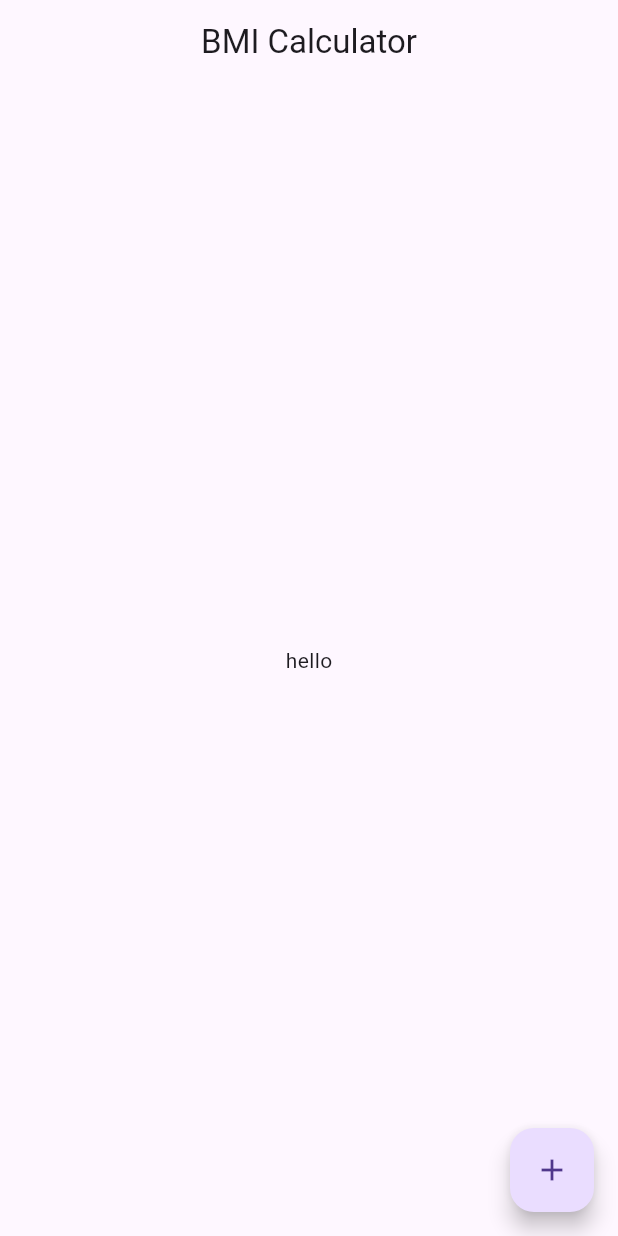
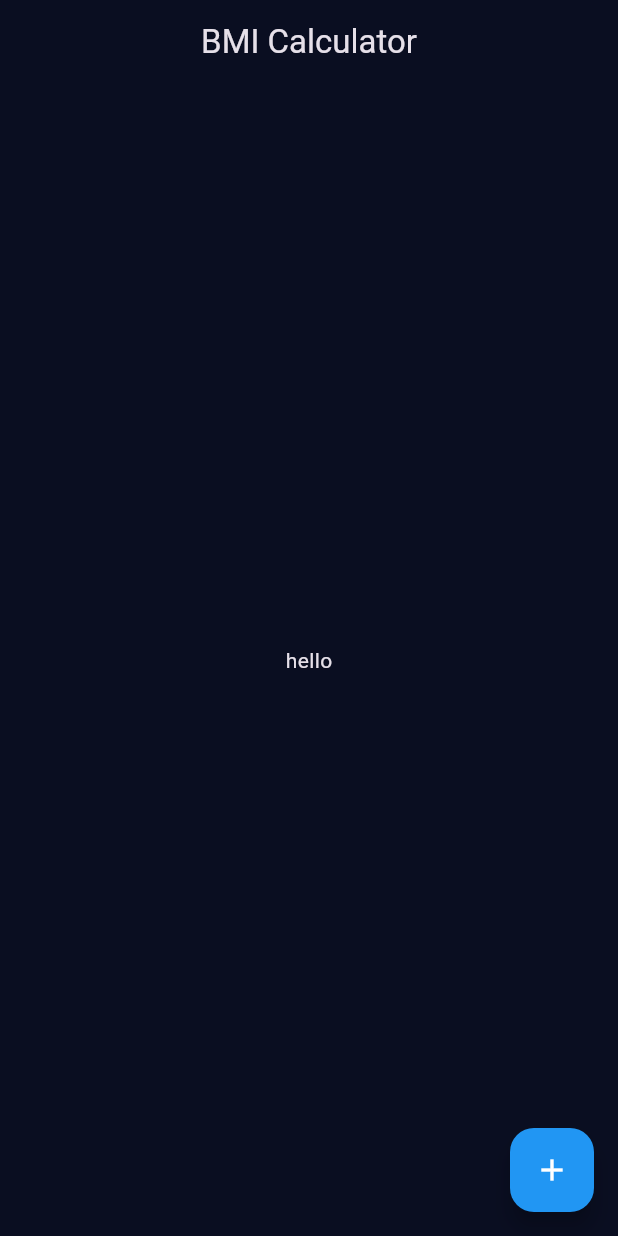
Before and after one commit to Shadislam1/bmi_calculator, a Flutter app: the screen it shows after launch, on a phone screen of 412 x 824 dp. Run offline on Flutter 3.47's test engine with Material 3 defaults, Android fonts, the phone set to English and light mode, and no system bars.

Commit message:
floating action button customize

```diff
--- a/lib/main.dart
+++ b/lib/main.dart
@@ -9,6 +9,13 @@ class BMICalculator extends StatelessWidget {
   @override
   Widget build(BuildContext context) {
     return MaterialApp(
+      theme: ThemeData.dark().copyWith(
+        primaryColor: Color(0xFF0A0E21),
+        scaffoldBackgroundColor: Color(0xFF0A0E21),
+       // textTheme: TextTheme(
+         // bodyLarge: TextStyle(color: Color(0XFFFFFFFF)),
+       // ),
+      ),
       home: InputPage(),
       );
   }
@@ -25,10 +32,13 @@ class _InputPageState extends State<InputPage> {
   @override
   Widget build(BuildContext context) {
     return Scaffold(
+
       appBar: AppBar(
+      backgroundColor: Color(0xFF0A0E21),
         title: Center(
           child: Text(
-            'BMI Calculator'
+            'BMI Calculator',
+
             ),
             ),
       ),
@@ -36,13 +46,20 @@ class _InputPageState extends State<InputPage> {
         child: Text('hello'),
 
       ),
-      floatingActionButton: FloatingActionButton(
-        child: Icon(Icons.add),
-        onPressed: () {
 
-        },
+         floatingActionButton: Theme(
+        data: ThemeData(
+         colorScheme: ColorScheme.fromSwatch().copyWith(
+          secondary: Colors.purple,
+         )
+        ),
+        child: FloatingActionButton(
+          child: Icon(Icons.add),
+          onPressed: () {
+
+          },
+        ),
       ),
-
 
 
     );
```
